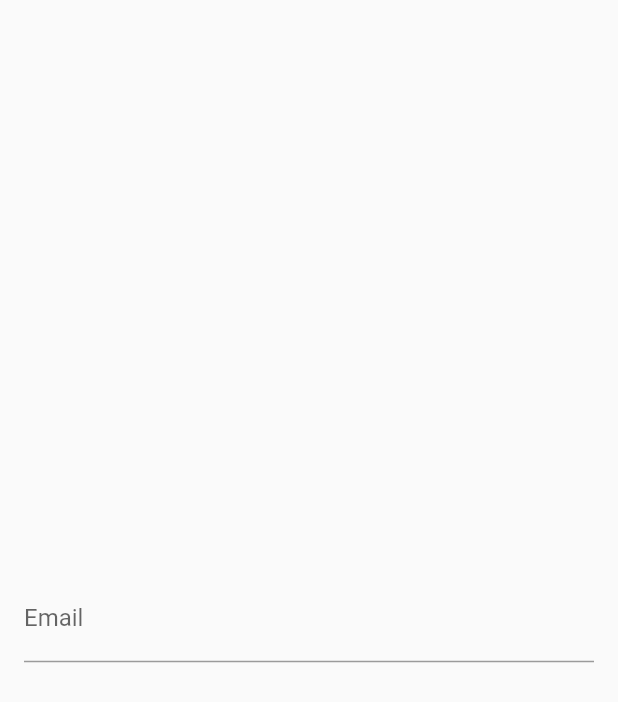
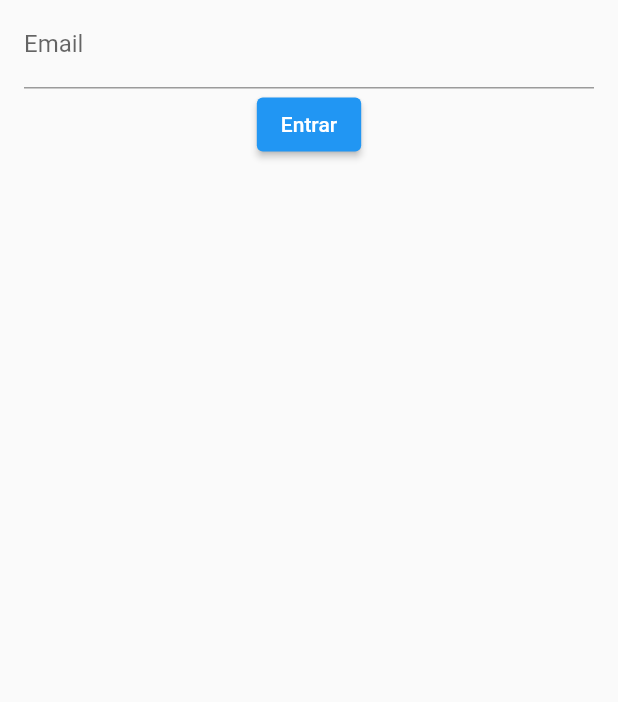
Before and after one commit to adrianoaraujo0/APP_LISTA_DE_TAREFAS, a Flutter app: the screen it shows after launch, on a phone screen of 412 x 824 dp. Shown: the top 702 px of the screen. Run offline on Flutter 3.47's test engine with Material 2 defaults, Android fonts, the phone set to English and light mode, and no system bars.

```diff
--- a/lib/pages/todo_list_page.dart
+++ b/lib/pages/todo_list_page.dart
@@ -2,7 +2,9 @@ import 'package:flutter/cupertino.dart';
 import 'package:flutter/material.dart';
 
 class TodoListPage extends StatelessWidget {
-  const TodoListPage({Key? key}) : super(key: key);
+  TodoListPage({Key? key}) : super(key: key);
+
+  final TextEditingController emailController = TextEditingController();
 
   @override
   Widget build(BuildContext context) {
@@ -10,7 +12,10 @@ class TodoListPage extends StatelessWidget {
       body: Center(
         child: Padding(
           padding: const EdgeInsets.symmetric(horizontal: 16),
-        child: TextField(
+          child: Column(
+            children: [
+              TextField(
+                controller: emailController,
                 decoration: InputDecoration(
                   labelText: "Email",
                   hintText: "Email@exemplo.com",
@@ -20,7 +25,19 @@ class TodoListPage extends StatelessWidget {
                 ),
                 keyboardType: TextInputType.emailAddress,
               ),
-      )),
+              ElevatedButton(
+                onPressed: login,
+                child: Text('Entrar'),
+              ),
+            ],
+          ),
+        ),
+      ),
     );
   }
+
+  void login() {
+    String text = emailController.text;
+    print('$text');
   }
+}
```
Lines whose indentation alone changed are shown as unchanged.
